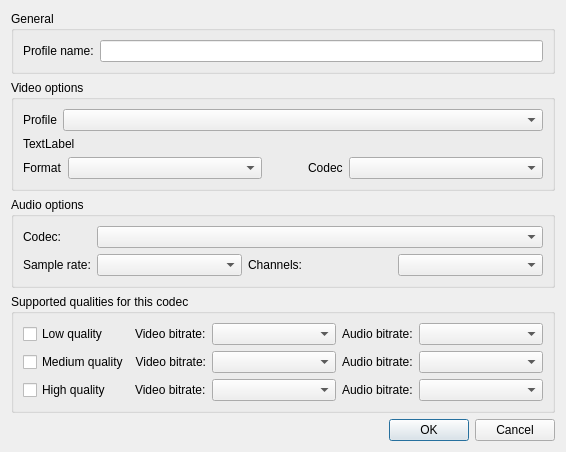
gyunaev/karlyriceditor, file src/video_profile_dialog.ui: the form before one commit.
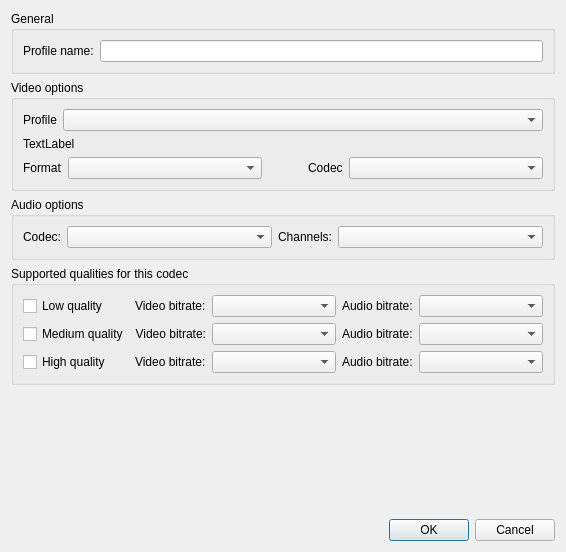
The form after the commit.

Commit message: Remove the resampling and the possibility of changing the audio sample rate, which is no longer supported (and which never worked anyway)

Diff of the .ui file:
```diff
--- a/src/video_profile_dialog.ui
+++ b/src/video_profile_dialog.ui
@@ -7,7 +7,7 @@
     <x>0</x>
     <y>0</y>
     <width>566</width>
-    <height>418</height>
+    <height>552</height>
    </rect>
   </property>
   <property name="windowTitle">
@@ -134,32 +134,8 @@
       <string>Audio options</string>
      </property>
      <layout class="QGridLayout" name="gridLayout">
-      <item row="0" column="0">
-       <widget class="QLabel" name="label_7">
-        <property name="text">
-         <string>Codec:</string>
-        </property>
-       </widget>
-      </item>
-      <item row="0" column="1" colspan="3">
-       <widget class="QComboBox" name="listAudioCodec">
-        <property name="sizePolicy">
-         <sizepolicy hsizetype="Preferred" vsizetype="Fixed">
-          <horstretch>1</horstretch>
-          <verstretch>0</verstretch>
-         </sizepolicy>
-        </property>
-       </widget>
-      </item>
-      <item row="1" column="0">
-       <widget class="QLabel" name="label_8">
-        <property name="text">
-         <string>Sample rate:</string>
-        </property>
-       </widget>
-      </item>
-      <item row="1" column="1">
-       <widget class="QComboBox" name="listAudioSample">
+      <item row="1" column="3">
+       <widget class="QComboBox" name="listAudioChannels">
         <property name="sizePolicy">
          <sizepolicy hsizetype="Preferred" vsizetype="Fixed">
           <horstretch>1</horstretch>
@@ -175,8 +151,15 @@
         </property>
        </widget>
       </item>
-      <item row="1" column="3">
-       <widget class="QComboBox" name="listAudioChannels">
+      <item row="1" column="0">
+       <widget class="QLabel" name="label_7">
+        <property name="text">
+         <string>Codec:</string>
+        </property>
+       </widget>
+      </item>
+      <item row="1" column="1">
+       <widget class="QComboBox" name="listAudioCodec">
         <property name="sizePolicy">
          <sizepolicy hsizetype="Preferred" vsizetype="Fixed">
           <horstretch>1</horstretch>
```
The commit also changes 8 other files.
